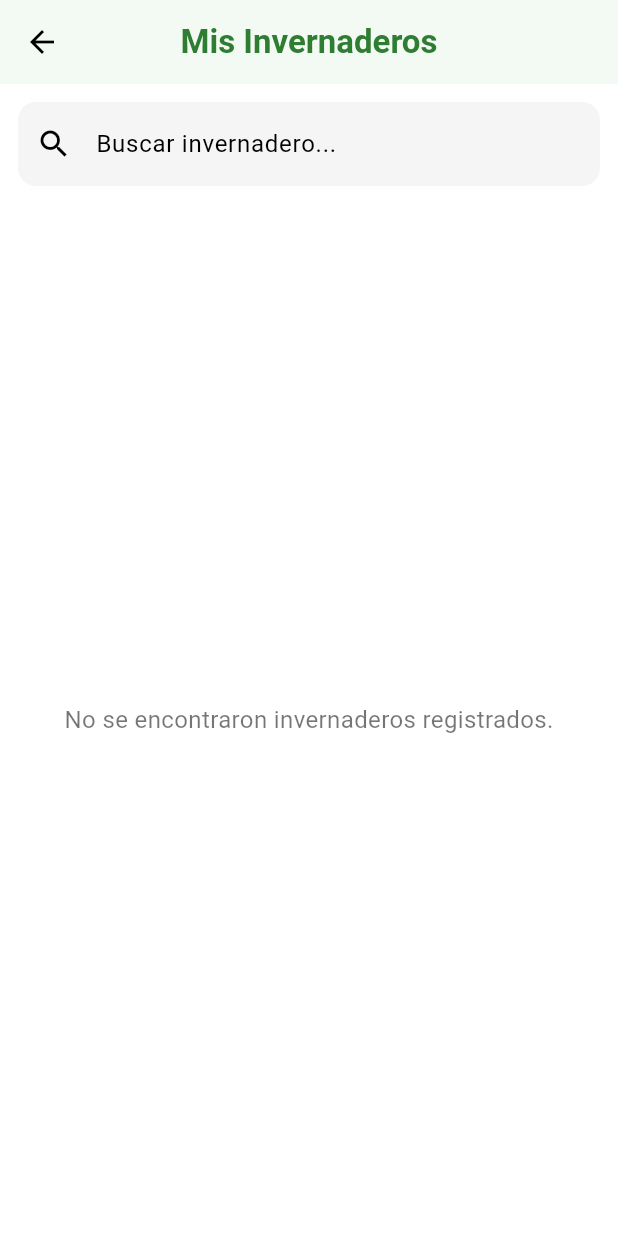
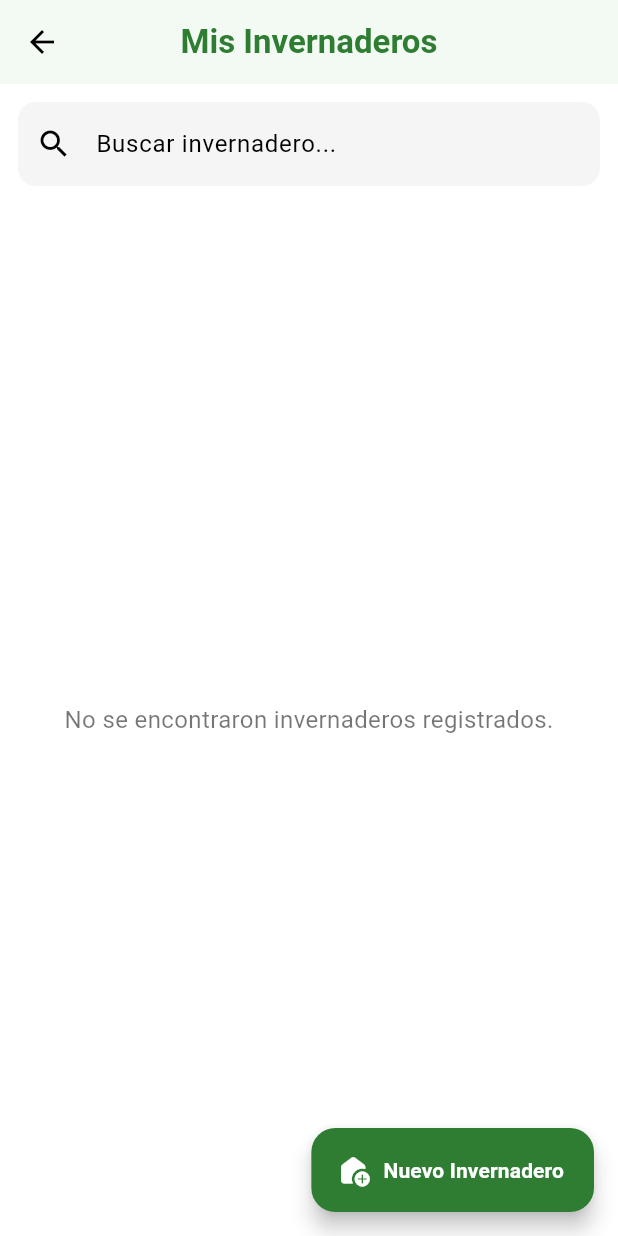
Before and after one commit to Crisls24/AppMonitoreoAmbiental, a Flutter app: the Gestioninvernadero screen opened by its route, on a phone screen of 412 x 824 dp. Run offline on Flutter 3.47's test engine with Material 3 defaults, Android fonts, the phone set to English and light mode, and no system bars; our stand-ins replace app_links, cloud_firestore, firebase_auth, firebase_core, firebase_database, fl_chart and 6 more; accounts and stored records are empty; statements that could not run were skipped.

Commit message:
Archivos pendientes.

```diff
--- a/lib/Pages/GestionInvernadero.dart
+++ b/lib/Pages/GestionInvernadero.dart
@@ -401,8 +401,10 @@ class _GestioninvernaderoState extends State<Gestioninvernadero> {
 
     return Scaffold(
       appBar: AppBar(
-        title: const Text('Mis Invernaderos',
-            style: TextStyle(color: primaryGreen, fontWeight: FontWeight.bold)),
+        title: const Text(
+          'Mis Invernaderos',
+          style: TextStyle(color: primaryGreen, fontWeight: FontWeight.bold),
+        ),
         backgroundColor: Colors.white,
         elevation: 2,
         centerTitle: true,
@@ -451,8 +453,10 @@ class _GestioninvernaderoState extends State<Gestioninvernadero> {
 
                 if (filtrados.isEmpty) {
                   return const Center(
-                    child: Text('No se encontraron invernaderos registrados.',
-                        style: TextStyle(fontSize: 16, color: Colors.black54)),
+                    child: Text(
+                      'No se encontraron invernaderos registrados.',
+                      style: TextStyle(fontSize: 16, color: Colors.black54),
+                    ),
                   );
                 }
 
@@ -471,6 +475,23 @@ class _GestioninvernaderoState extends State<Gestioninvernadero> {
           ),
         ],
       ),
+
+      // BOTÓN FLOTANTE
+      floatingActionButton: FloatingActionButton.extended(
+        onPressed: () {
+          Navigator.push(
+            context,
+            MaterialPageRoute(builder: (_) => const RegistroInvernaderoPage()),
+          );
+        },
+        backgroundColor: primaryGreen,
+        foregroundColor: Colors.white,
+        icon: const Icon(Icons.add_home_rounded),
+        label: const Text(
+          'Nuevo Invernadero',
+          style: TextStyle(fontWeight: FontWeight.bold),
+        ),
+      ),
     );
   }
 }
```
Also changed, not shown: pubspec.lock.
